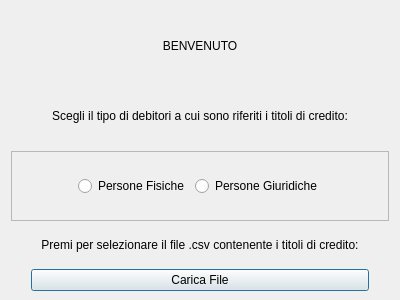
This is NewUI/view/firstwindow.ui in Mskty/Coattiva as Qt 5 draws it before an edit. The edited form follows.
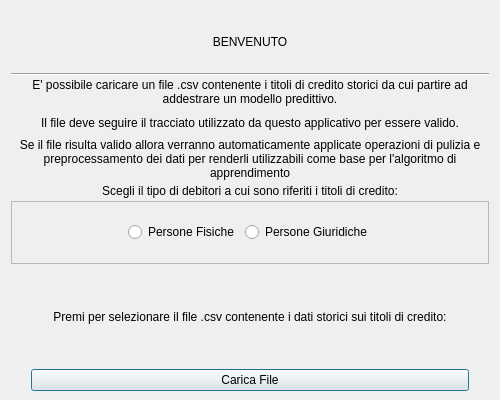
This is the edited form.

What changed in the file:
```diff
--- a/NewUI/view/firstwindow.ui
+++ b/NewUI/view/firstwindow.ui
@@ -6,20 +6,32 @@
    <rect>
     <x>0</x>
     <y>0</y>
-    <width>400</width>
-    <height>300</height>
+    <width>500</width>
+    <height>400</height>
    </rect>
   </property>
   <property name="sizePolicy">
-   <sizepolicy hsizetype="Preferred" vsizetype="Preferred">
+   <sizepolicy hsizetype="Fixed" vsizetype="Fixed">
     <horstretch>0</horstretch>
     <verstretch>0</verstretch>
    </sizepolicy>
   </property>
+  <property name="minimumSize">
+   <size>
+    <width>500</width>
+    <height>400</height>
+   </size>
+  </property>
+  <property name="maximumSize">
+   <size>
+    <width>500</width>
+    <height>400</height>
+   </size>
+  </property>
   <property name="windowTitle">
    <string>Dialog</string>
   </property>
-  <layout class="QVBoxLayout" name="verticalLayout">
+  <layout class="QVBoxLayout" name="verticalLayout" stretch="0,0,0">
    <property name="spacing">
     <number>0</number>
    </property>
@@ -30,10 +42,18 @@
     <number>9</number>
    </property>
    <item>
+    <layout class="QVBoxLayout" name="verticalLayout_4">
+     <item>
     <widget class="QLabel" name="label">
      <property name="enabled">
       <bool>true</bool>
      </property>
+       <property name="sizePolicy">
+        <sizepolicy hsizetype="Preferred" vsizetype="Minimum">
+         <horstretch>0</horstretch>
+         <verstretch>0</verstretch>
+        </sizepolicy>
+       </property>
      <property name="text">
       <string>BENVENUTO</string>
      </property>
@@ -49,6 +69,62 @@
     </widget>
    </item>
    <item>
+      <widget class="Line" name="line">
+       <property name="orientation">
+        <enum>Qt::Horizontal</enum>
+       </property>
+      </widget>
+     </item>
+     <item>
+      <layout class="QVBoxLayout" name="verticalLayout_5">
+       <item>
+        <widget class="QLabel" name="label_4">
+         <property name="text">
+          <string>E' possibile caricare un file .csv contenente i titoli di credito storici da cui partire ad addestrare un modello predittivo.</string>
+         </property>
+         <property name="alignment">
+          <set>Qt::AlignCenter</set>
+         </property>
+         <property name="wordWrap">
+          <bool>true</bool>
+         </property>
+        </widget>
+       </item>
+       <item>
+        <widget class="QLabel" name="label_6">
+         <property name="text">
+          <string>Il file deve seguire il tracciato utilizzato da questo applicativo per essere valido.</string>
+         </property>
+         <property name="alignment">
+          <set>Qt::AlignCenter</set>
+         </property>
+         <property name="wordWrap">
+          <bool>true</bool>
+         </property>
+        </widget>
+       </item>
+      </layout>
+     </item>
+    </layout>
+   </item>
+   <item>
+    <layout class="QVBoxLayout" name="verticalLayout_3">
+     <item>
+      <layout class="QVBoxLayout" name="verticalLayout_6">
+       <item>
+        <widget class="QLabel" name="label_5">
+         <property name="text">
+          <string>Se il file risulta valido allora verranno automaticamente applicate operazioni di pulizia e preprocessamento dei dati per renderli utilizzabili come base per l'algoritmo di apprendimento</string>
+         </property>
+         <property name="alignment">
+          <set>Qt::AlignCenter</set>
+         </property>
+         <property name="wordWrap">
+          <bool>true</bool>
+         </property>
+        </widget>
+       </item>
+       <item>
     <widget class="QLabel" name="label_2">
      <property name="text">
       <string>Scegli il tipo di debitori a cui sono riferiti i titoli di credito:</string>
@@ -58,6 +134,8 @@
      </property>
     </widget>
    </item>
+      </layout>
+     </item>
    <item>
     <widget class="QFrame" name="frame">
      <property name="sizePolicy">
@@ -120,6 +198,8 @@
      </layout>
     </widget>
    </item>
+    </layout>
+   </item>
    <item>
     <layout class="QVBoxLayout" name="verticalLayout_2">
      <property name="sizeConstraint">
@@ -134,7 +214,7 @@
         </sizepolicy>
        </property>
        <property name="text">
-        <string>Premi per selezionare il file .csv contenente i titoli di credito:</string>
+        <string>Premi per selezionare il file .csv contenente i dati storici sui titoli di credito:</string>
        </property>
        <property name="alignment">
         <set>Qt::AlignCenter</set>
```
Left out of the diff: 2 changed lines with no effect on the pictures. Lines whose indentation alone changed are shown as unchanged.
